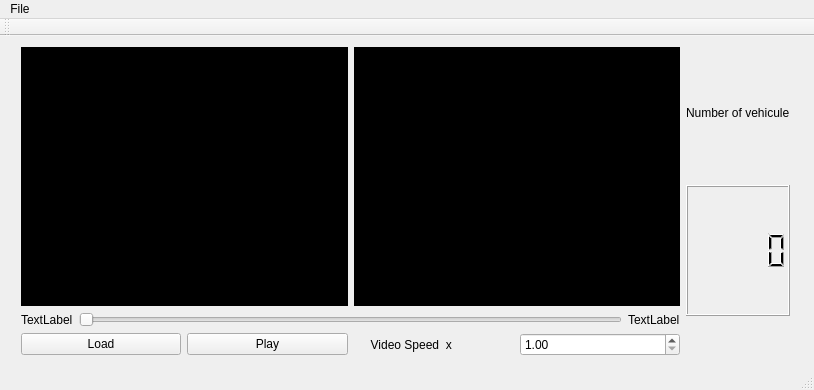
Ahziel/TrafficDetector, file views/mainwindow.ui: the form before one commit.
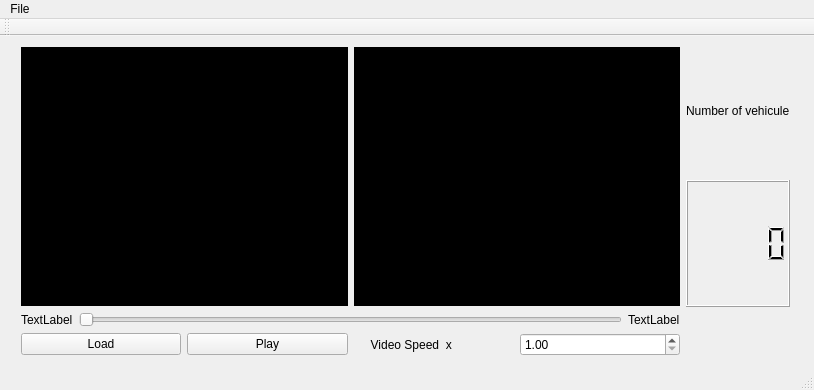
The form after the commit.

Patch:
```diff
--- a/views/mainwindow.ui
+++ b/views/mainwindow.ui
@@ -193,12 +193,12 @@
           <enum>Qt::Vertical</enum>
          </property>
          <property name="sizeType">
-          <enum>QSizePolicy::Minimum</enum>
+          <enum>QSizePolicy::Fixed</enum>
          </property>
          <property name="sizeHint" stdset="0">
           <size>
            <width>20</width>
-           <height>40</height>
+           <height>49</height>
           </size>
          </property>
         </spacer>
```
